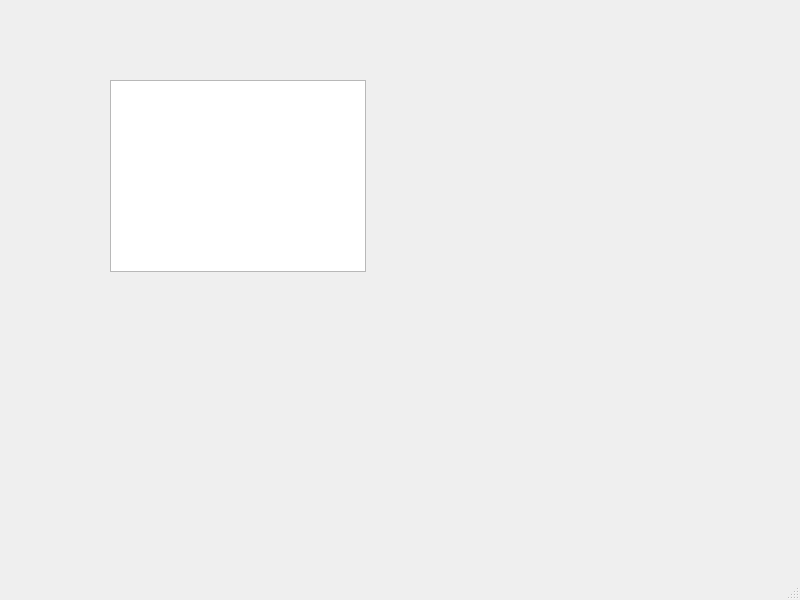
First picture: the form in receiver/mainwindow.ui, repository CamK06/AllTrax-Telemetry, before the edit.
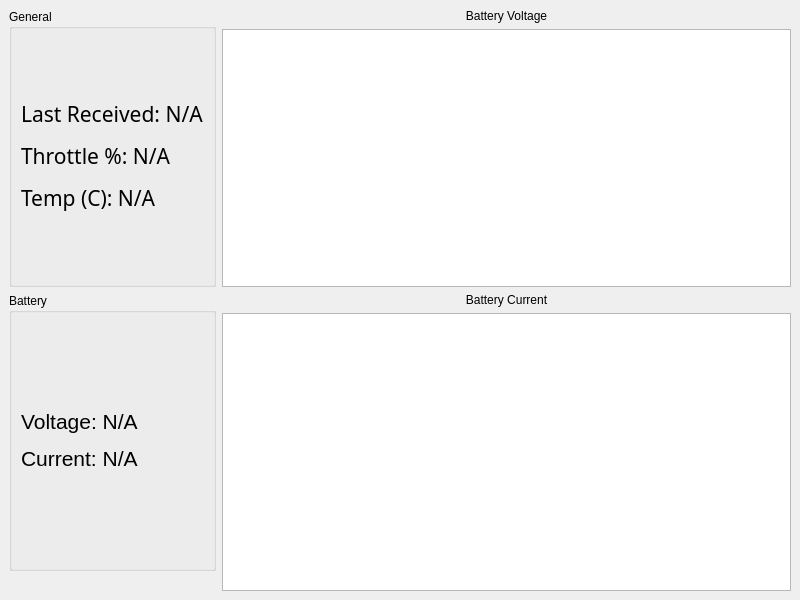
Second picture: the form after the edit.

Commit message: Fix variable reading(?)

Diff of the .ui file:
```diff
--- a/receiver/mainwindow.ui
+++ b/receiver/mainwindow.ui
@@ -14,16 +14,113 @@
    <string>MainWindow</string>
   </property>
   <widget class="QWidget" name="centralwidget">
-   <widget class="QGraphicsView" name="graphicsView">
-    <property name="geometry">
-     <rect>
-      <x>110</x>
-      <y>80</y>
-      <width>256</width>
-      <height>192</height>
-     </rect>
-    </property>
-   </widget>
+   <layout class="QHBoxLayout" name="horizontalLayout">
+    <item>
+     <layout class="QVBoxLayout" name="verticalLayout_2">
+      <property name="sizeConstraint">
+       <enum>QLayout::SetDefaultConstraint</enum>
+      </property>
+      <property name="leftMargin">
+       <number>0</number>
+      </property>
+      <property name="bottomMargin">
+       <number>20</number>
+      </property>
+      <item>
+       <widget class="QGroupBox" name="groupBox">
+        <property name="title">
+         <string>General</string>
+        </property>
+        <property name="flat">
+         <bool>true</bool>
+        </property>
+        <property name="checkable">
+         <bool>false</bool>
+        </property>
+        <layout class="QVBoxLayout" name="verticalLayout_5">
+         <item>
+          <widget class="QLabel" name="label">
+           <property name="font">
+            <font>
+             <family>Noto Sans</family>
+             <pointsize>16</pointsize>
+            </font>
+           </property>
+           <property name="text">
+            <string>&lt;html&gt;&lt;head/&gt;&lt;body&gt;&lt;p&gt;Last Received: N/A&lt;/p&gt;&lt;p&gt;Throttle %: N/A&lt;/p&gt;&lt;p&gt;Temp (C): N/A&lt;/p&gt;&lt;/body&gt;&lt;/html&gt;</string>
+           </property>
+          </widget>
+         </item>
+        </layout>
+       </widget>
+      </item>
+      <item>
+       <widget class="QGroupBox" name="groupBox_2">
+        <property name="title">
+         <string>Battery</string>
+        </property>
+        <property name="flat">
+         <bool>true</bool>
+        </property>
+        <property name="checkable">
+         <bool>false</bool>
+        </property>
+        <layout class="QVBoxLayout" name="verticalLayout_6">
+         <item>
+          <widget class="QLabel" name="label_4">
+           <property name="font">
+            <font>
+             <pointsize>16</pointsize>
+            </font>
+           </property>
+           <property name="text">
+            <string>&lt;html&gt;&lt;head/&gt;&lt;body&gt;&lt;p&gt;Voltage: N/A&lt;/p&gt;&lt;p&gt;Current: N/A&lt;/p&gt;&lt;/body&gt;&lt;/html&gt;</string>
+           </property>
+          </widget>
+         </item>
+        </layout>
+       </widget>
+      </item>
+     </layout>
+    </item>
+    <item>
+     <layout class="QVBoxLayout" name="verticalLayout">
+      <item>
+       <layout class="QVBoxLayout" name="verticalLayout_3">
+        <item>
+         <widget class="QLabel" name="label_3">
+          <property name="text">
+           <string>Battery Voltage</string>
+          </property>
+          <property name="alignment">
+           <set>Qt::AlignCenter</set>
+          </property>
+         </widget>
+        </item>
+        <item>
+         <widget class="QGraphicsView" name="graphicsView"/>
+        </item>
+       </layout>
+      </item>
+      <item>
+       <widget class="QLabel" name="label_2">
+        <property name="text">
+         <string>Battery Current</string>
+        </property>
+        <property name="alignment">
+         <set>Qt::AlignCenter</set>
+        </property>
+       </widget>
+      </item>
+      <item>
+       <widget class="QGraphicsView" name="graphicsView_2"/>
+      </item>
+      <item>
+       <layout class="QVBoxLayout" name="verticalLayout_4"/>
+      </item>
+     </layout>
+    </item>
+   </layout>
   </widget>
   <widget class="QMenuBar" name="menubar">
    <property name="geometry">
@@ -35,7 +132,6 @@
     </rect>
    </property>
   </widget>
-  <widget class="QStatusBar" name="statusbar"/>
  </widget>
  <resources/>
  <connections/>
```
The commit also changes 2 other files.
